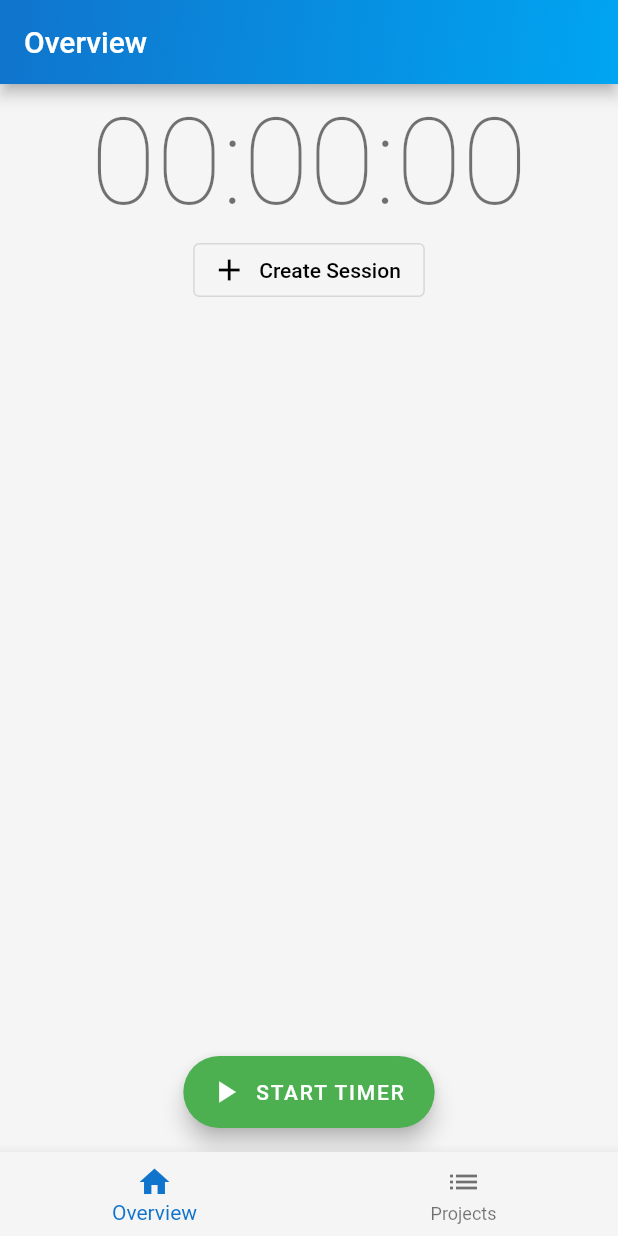
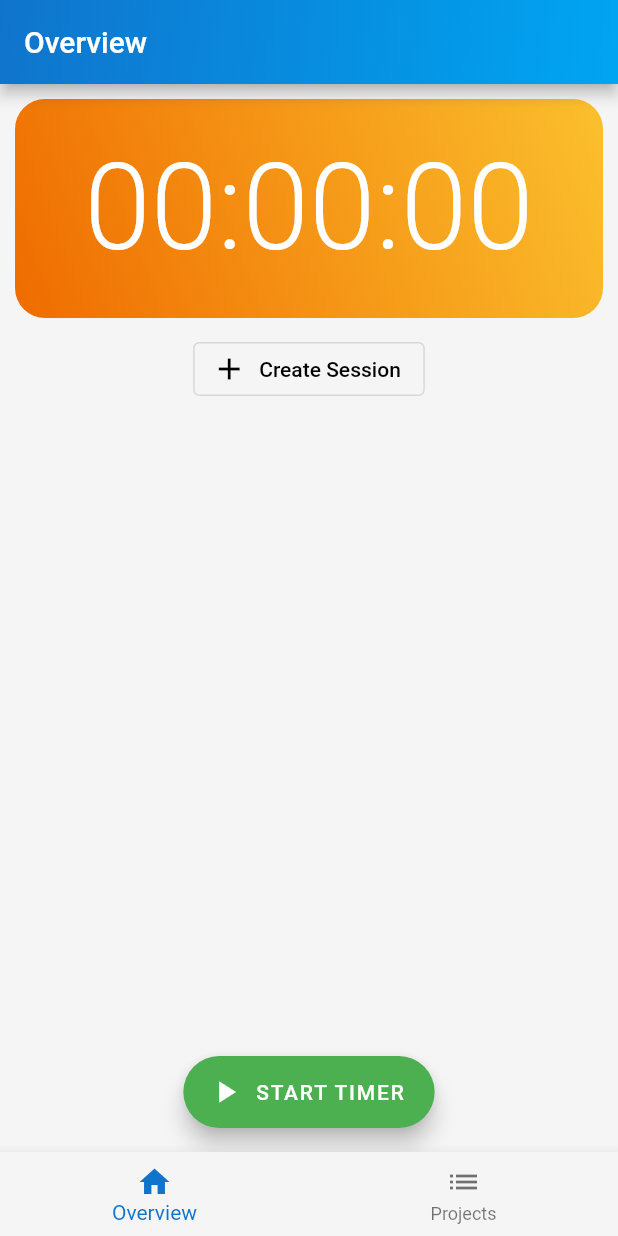
Before and after one commit to connlim/productivity-tracker, a Flutter app: the screen it shows after launch, on a phone screen of 412 x 824 dp. Run offline on Flutter 3.47's test engine with Material 2 defaults, Android fonts, the phone set to English and light mode, and no system bars; our stand-ins replace bloc, equatable, flutter_bloc, flutter_time_picker_spinner, moor, sprintf; generated files the repository leaves out were written again; Roboto replaces fonts that are missing (GoogleSans).

Commit message:
feat: add background gradient for timer

```diff
--- a/lib/screens/overview_screen.dart
+++ b/lib/screens/overview_screen.dart
@@ -56,9 +56,25 @@ class _OverviewScreenState extends State<OverviewScreen> {
           child: Column(
             mainAxisAlignment: MainAxisAlignment.start,
             children: <Widget>[
-              Padding(
-                padding: const EdgeInsets.fromLTRB(6.0, 6.0, 6.0, 0.0),
-                child: timer,
+              Container(
+                padding: EdgeInsets.all(20.0),
+                margin: EdgeInsets.fromLTRB(10.0, 10.0, 10.0, 10.0),
+                constraints: const BoxConstraints(minWidth: double.infinity),
+                decoration: BoxDecoration(
+                  gradient: LinearGradient(
+                      begin: Alignment.bottomLeft,
+                      end: Alignment.topRight,
+                      colors: [Colors.orange[800], Colors.yellow[700]]),
+                  borderRadius: BorderRadius.circular(20.0),
+                ),
+                child: Column(
+                  children: [
+                    Padding(
+                      padding: const EdgeInsets.fromLTRB(6.0, 6.0, 6.0, 6.0),
+                      child: timer,
+                    ),
+                  ],
+                ),
               ),
               OutlineButton.icon(
                 icon: Icon(Icons.add),
@@ -70,7 +86,7 @@ class _OverviewScreenState extends State<OverviewScreen> {
                   AppRouter.createSessionRoute,
                 ),
               ),
-              SizedBox(height: 8.0),
+              SizedBox(height: 10.0),
               _SessionsListView(scrollController),
             ],
           ),
--- a/lib/widgets/timer.dart
+++ b/lib/widgets/timer.dart
@@ -24,7 +24,10 @@ class Timer extends StatelessWidget {
     return BlocBuilder<TimerCubit, TimerState>(
       builder: (context, state) => Text(
         formatTimerDuration(Duration(seconds: state.duration)),
-        style: Theme.of(context).textTheme.headline1,
+        style: Theme.of(context).textTheme.headline1.copyWith(
+              color: Colors.white,
+              fontWeight: FontWeight.w300,
+            ),
       ),
     );
   }
```
Also changed, not shown: 1 other file.
